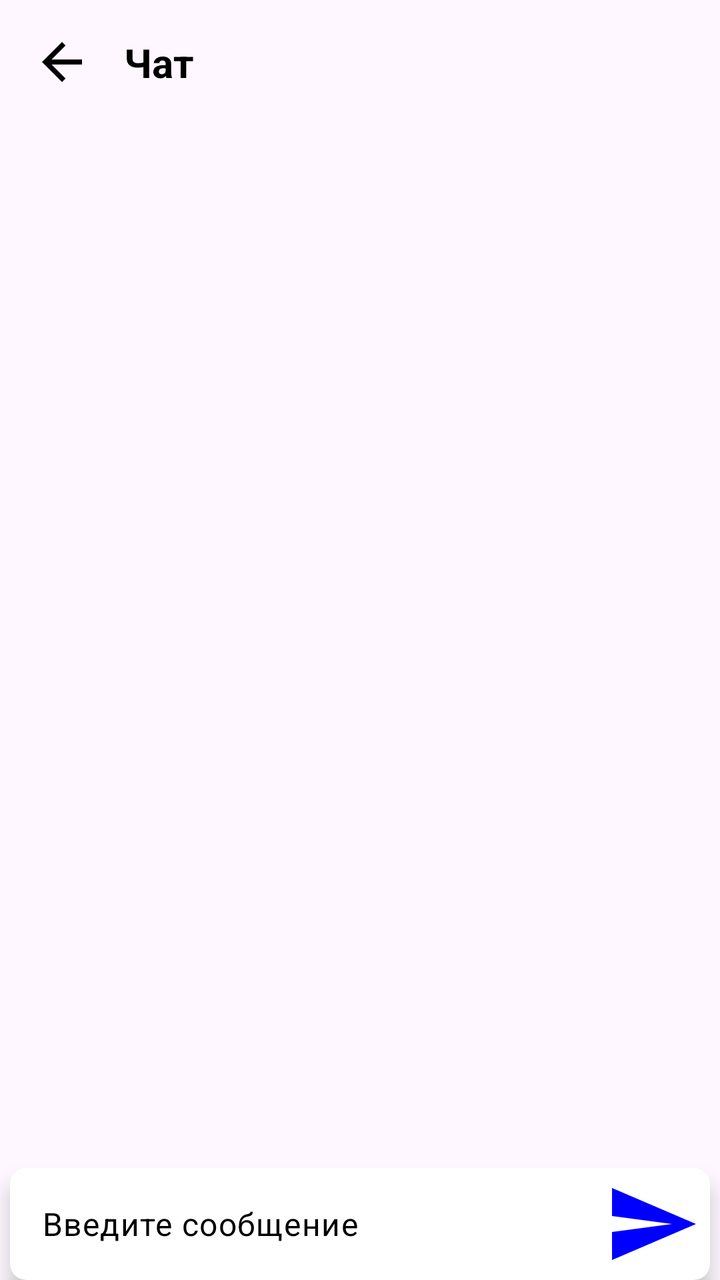
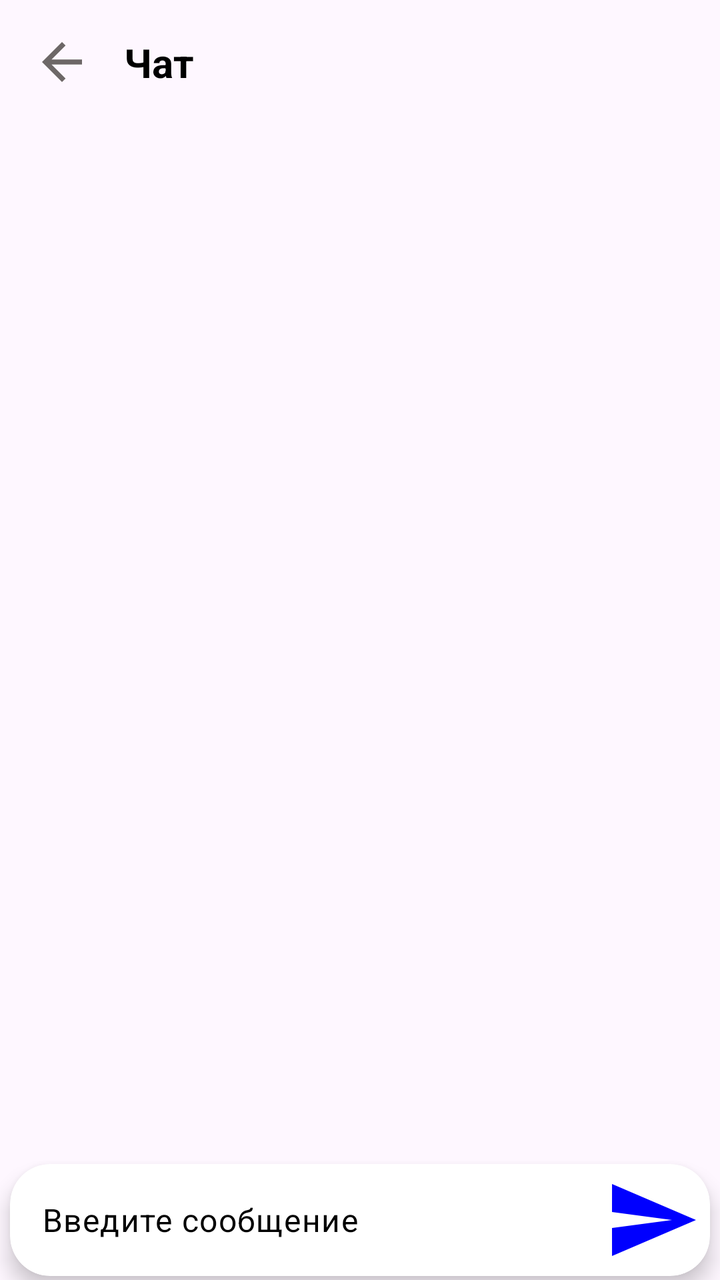

The first picture is an Android layout as it rendered before a commit; the second is the same layout after the commit. The layout source and the unified diff follow.
<!-- AndroidManifest.xml: application theme Theme.AutoschoolBTGP -->
<!-- res/layout/activity_chat.xml -->
<?xml version="1.0" encoding="utf-8"?>
<androidx.constraintlayout.widget.ConstraintLayout
    xmlns:android="http://schemas.android.com/apk/res/android"
    xmlns:app="http://schemas.android.com/apk/res-auto"
    android:id="@+id/main"
    android:layout_width="match_parent"
    android:layout_height="match_parent"
    android:fitsSystemWindows="true">

    
    <ImageButton
        android:id="@+id/btn_back"
        android:layout_width="wrap_content"
        android:layout_height="wrap_content"
        android:layout_marginStart="16dp"
        android:layout_marginTop="16dp"
        android:background="?attr/selectableItemBackgroundBorderless"
        android:src="@drawable/back"
        android:contentDescription="Назад"
        app:layout_constraintStart_toStartOf="parent"
        app:layout_constraintTop_toTopOf="parent" />

    
    <TextView
        android:id="@+id/text_chat_title"
        android:layout_width="0dp"
        android:layout_height="wrap_content"
        android:layout_marginStart="16dp"
        android:layout_marginEnd="16dp"
        android:text="Чат"
        android:textSize="20sp"
        android:textStyle="bold"
        android:textColor="@color/black"
        android:ellipsize="end"
        android:maxLines="1"
        app:layout_constraintStart_toEndOf="@id/btn_back"
        app:layout_constraintEnd_toEndOf="parent"
        app:layout_constraintTop_toTopOf="@id/btn_back"
        app:layout_constraintBottom_toBottomOf="@id/btn_back" />

    
    <androidx.recyclerview.widget.RecyclerView
        android:id="@+id/recycler_view_messages"
        android:layout_width="0dp"
        android:layout_height="0dp"
        android:layout_marginTop="16dp"
        android:layout_marginBottom="16dp"
        app:layout_constraintTop_toBottomOf="@id/btn_back"
        app:layout_constraintStart_toStartOf="parent"
        app:layout_constraintEnd_toEndOf="parent"
        app:layout_constraintBottom_toTopOf="@id/card_input_container" />

    <ProgressBar
        android:id="@+id/progress_bar"
        android:layout_width="wrap_content"
        android:layout_height="wrap_content"
        android:visibility="gone"
        app:layout_constraintTop_toTopOf="parent"
        app:layout_constraintStart_toStartOf="parent"
        app:layout_constraintEnd_toEndOf="parent"
        app:layout_constraintBottom_toBottomOf="parent" />

    
    <androidx.cardview.widget.CardView
        android:id="@+id/card_input_container"
        android:layout_width="0dp"
        android:layout_height="wrap_content"
        android:layout_marginStart="5dp"
        android:layout_marginEnd="5dp"
        app:cardCornerRadius="8dp"
        app:cardElevation="6dp"
        app:layout_constraintStart_toStartOf="parent"
        app:layout_constraintEnd_toEndOf="parent"
        app:layout_constraintBottom_toBottomOf="parent">

        <com.google.android.material.textfield.TextInputLayout
            android:id="@+id/input_layout_message"
            android:layout_width="match_parent"
            android:layout_height="wrap_content"
            app:boxBackgroundMode="outline"
            app:boxStrokeColor="@color/black"
            app:boxStrokeWidth="2dp"
            app:boxCornerRadiusTopStart="8dp"
            app:boxCornerRadiusTopEnd="8dp"
            app:boxCornerRadiusBottomStart="8dp"
            app:boxCornerRadiusBottomEnd="8dp">

            <FrameLayout
                android:layout_width="match_parent"
                android:layout_height="wrap_content">

                <com.google.android.material.textfield.TextInputEditText
                    android:id="@+id/edit_text_message"
                    android:layout_width="match_parent"
                    android:layout_height="wrap_content"
                    android:hint="Введите сообщение"
                    android:inputType="textMultiLine"
                    android:textColorHint="@color/black"
                    android:maxLines="4"
                    android:paddingEnd="48dp" />

                <ImageButton
                    android:id="@+id/btn_send"
                    android:layout_width="wrap_content"
                    android:layout_height="56dp"
                    android:layout_gravity="end|center_vertical"
                    android:background="?attr/selectableItemBackgroundBorderless"
                    android:clickable="true"
                    android:contentDescription="Отправить"
                    android:focusable="true"
                    android:padding="5dp"
                    android:src="@drawable/send" />

            </FrameLayout>

        </com.google.android.material.textfield.TextInputLayout>

    </androidx.cardview.widget.CardView>

</androidx.constraintlayout.widget.ConstraintLayout>
<!-- resources referenced by this layout -->
<resources>
  <color name="black">#FF000000</color>
  <!-- drawable back (drawable) -->
  <vector xmlns:android="http://schemas.android.com/apk/res/android" android:autoMirrored="true" android:height="30dp" android:tint="#000000" android:viewportHeight="960" android:viewportWidth="960" android:width="30dp">
        
      <path android:fillColor="@android:color/white" android:pathData="M313,520L537,744L480,800L160,480L480,160L537,216L313,440L800,440L800,520L313,520Z"/>
      
  </vector>
  <!-- drawable send (drawable) -->
  <vector xmlns:android="http://schemas.android.com/apk/res/android" android:autoMirrored="true" android:height="48dp" android:tint="@color/blue" android:viewportHeight="24" android:viewportWidth="24" android:width="48dp">
        
      <path android:fillColor="@android:color/white" android:pathData="M2.01,21L23,12 2.01,3 2,10l15,2 -15,2z"/>
      
  </vector>
  <style name="Theme.AutoschoolBTGP" parent="Base.Theme.AutoschoolBTGP" />
  <color name="blue">#0000FF</color>
  <style name="Base.Theme.AutoschoolBTGP" parent="Theme.Material3.DayNight.NoActionBar">
          
          
      </style>
</resources>

<!-- the commit's change to res/layout/activity_chat.xml (unified diff, before → after) -->
@@ -67,7 +67,8 @@
         android:layout_height="wrap_content"
         android:layout_marginStart="5dp"
         android:layout_marginEnd="5dp"
-        app:cardCornerRadius="8dp"
+        android:layout_marginBottom="2dp"
+        app:cardCornerRadius="20dp"
         app:cardElevation="6dp"
         app:layout_constraintStart_toStartOf="parent"
         app:layout_constraintEnd_toEndOf="parent"
@@ -97,7 +98,7 @@
                     android:inputType="textMultiLine"
                     android:textColorHint="@color/black"
                     android:maxLines="4"
-                    android:paddingEnd="48dp" />
+                    android:paddingEnd="48dp"/>
 
                 <ImageButton
                     android:id="@+id/btn_send"
<!-- resource entries referenced after the edit -->
@@ -2,7 +2,7 @@
 <resources>
   <color name="black">#FF000000</color>
   <!-- drawable back (drawable) -->
-  <vector xmlns:android="http://schemas.android.com/apk/res/android" android:autoMirrored="true" android:height="30dp" android:tint="#000000" android:viewportHeight="960" android:viewportWidth="960" android:width="30dp">
+  <vector xmlns:android="http://schemas.android.com/apk/res/android" android:autoMirrored="true" android:height="30dp" android:tint="@color/dark_gray" android:viewportHeight="960" android:viewportWidth="960" android:width="30dp">
         
       <path android:fillColor="@android:color/white" android:pathData="M313,520L537,744L480,800L160,480L480,160L537,216L313,440L800,440L800,520L313,520Z"/>
       
@@ -14,6 +14,7 @@
       
   </vector>
   <style name="Theme.AutoschoolBTGP" parent="Base.Theme.AutoschoolBTGP" />
+  <color name="dark_gray">#6D6767</color>
   <color name="blue">#0000FF</color>
   <style name="Base.Theme.AutoschoolBTGP" parent="Theme.Material3.DayNight.NoActionBar">
           
